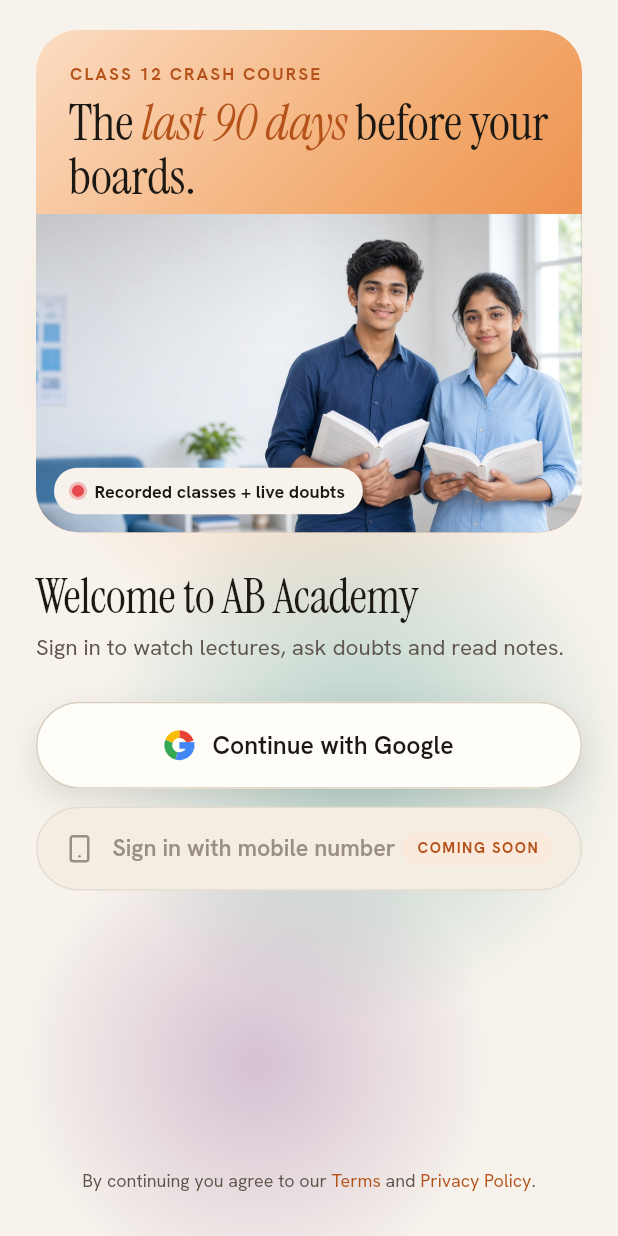
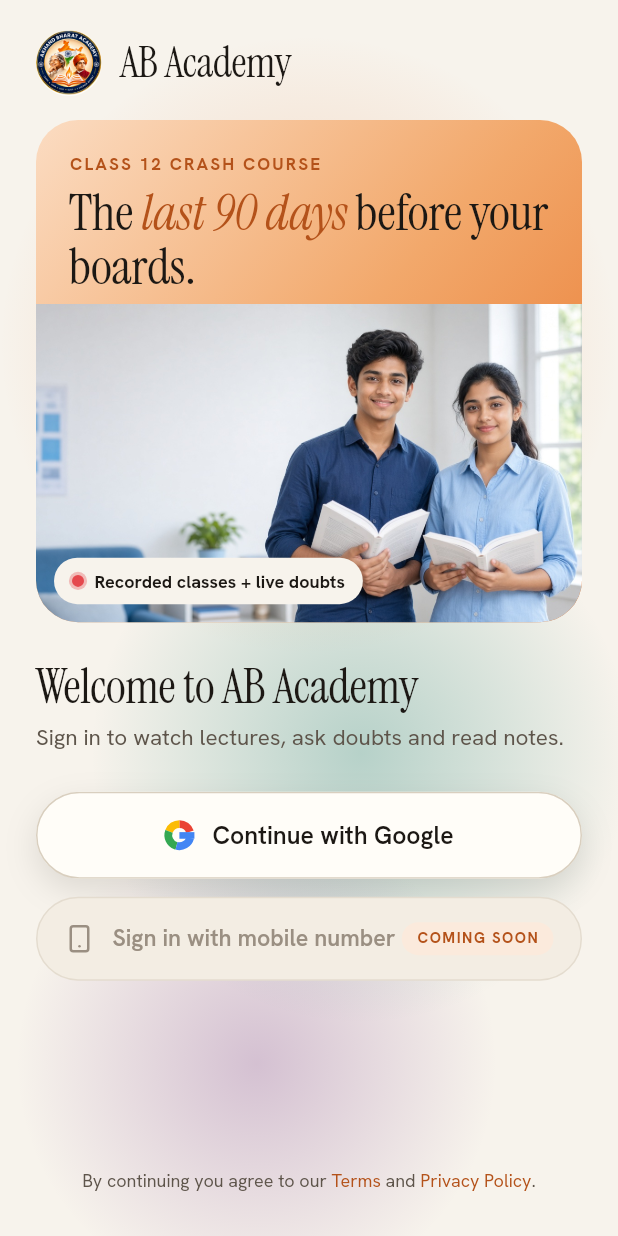
Before and after one commit to Genziitian/Ab_academy, a Flutter app: the LoginScreen screen opened by its route, on a phone screen of 412 x 824 dp. Run offline on Flutter 3.47's test engine with Material 3 defaults, Android fonts, the phone set to English and light mode, and no system bars; our stand-ins replace firebase_core, firebase_messaging, flutter_local_notifications, flutter_riverpod, go_router, google_sign_in and 5 more; missing offline and left inert: pdfrx, razorpay_flutter, webview_flutter_android, webview_flutter_wkwebview; accounts and stored records are empty.

Commit message:
Use the Akhand Bharat Academy logo everywhere
- App: launcher icons (legacy and adaptive, all densities), iOS app icons,
  splash/onboarding logo, logo above the login hero; launcher name is now
  "AB Academy".
- Website: the brand mark in the header, login, staff access, checkout,
  student portal, admin console and footer is the logo; favicon and Apple
  touch icon come from it.

Co-Authored-By: Claude Opus 5.5 <noreply@anthropic.com>

```diff
--- a/apps/mobile/lib/screens/onboarding/login_screen.dart
+++ b/apps/mobile/lib/screens/onboarding/login_screen.dart
@@ -14,6 +14,7 @@ import '../../theme/app_colors.dart';
 import '../../theme/app_text_styles.dart';
 import '../../theme/app_theme.dart';
 import '../../config/env.dart';
+import '../../widgets/academy_mark.dart';
 import '../../widgets/buttons.dart';
 
 /// 02 · Login — phone number or Google.
@@ -176,7 +177,20 @@ class _LoginScreenState extends ConsumerState<LoginScreen>
                         _Reveal(
                           animation: _intro,
                           from: 0,
-                          to: 0.45,
+                          to: 0.4,
+                          child: Row(
+                            children: [
+                              const AcademyMark(size: 44),
+                              const SizedBox(width: 12),
+                              Text('AB Academy', style: AppText.serif(28)),
+                            ],
+                          ),
+                        ),
+                        const SizedBox(height: 16),
+                        _Reveal(
+                          animation: _intro,
+                          from: 0.05,
+                          to: 0.5,
                           child: _LoginHero(ambient: _ambient),
                         ),
                         const SizedBox(height: 26),
--- a/apps/mobile/lib/widgets/academy_mark.dart
+++ b/apps/mobile/lib/widgets/academy_mark.dart
@@ -1,31 +1,20 @@
 import 'package:flutter/material.dart';
-import 'package:lucide_icons/lucide_icons.dart';
 
-import '../theme/app_colors.dart';
-
-/// The Akhand Bharat Academy mark — a mortarboard in a rounded square, the same
-/// tile the website header uses. [inverted] draws it white-on-blue's opposite
-/// for the blue splash screen.
+/// The Akhand Bharat Academy logo, as a round badge.
 class AcademyMark extends StatelessWidget {
-  const AcademyMark({super.key, this.size = 84, this.inverted = false});
+  const AcademyMark({super.key, this.size = 84});
 
   final double size;
-  final bool inverted;
 
   @override
   Widget build(BuildContext context) {
-    return Container(
-      width: size,
-      height: size,
-      alignment: Alignment.center,
-      decoration: BoxDecoration(
-        color: inverted ? Colors.white : AppColors.primary,
-        borderRadius: BorderRadius.circular(size * 0.26),
-      ),
-      child: Icon(
-        LucideIcons.graduationCap,
-        size: size / 2,
-        color: inverted ? AppColors.primary : Colors.white,
+    return ClipOval(
+      child: Image.asset(
+        'assets/images/logo.png',
+        width: size,
+        height: size,
+        fit: BoxFit.cover,
+        semanticLabel: 'Akhand Bharat Academy logo',
       ),
     );
   }
```
Also changed, not shown: apps/mobile/assets/images/logo.png, 34 other files.
